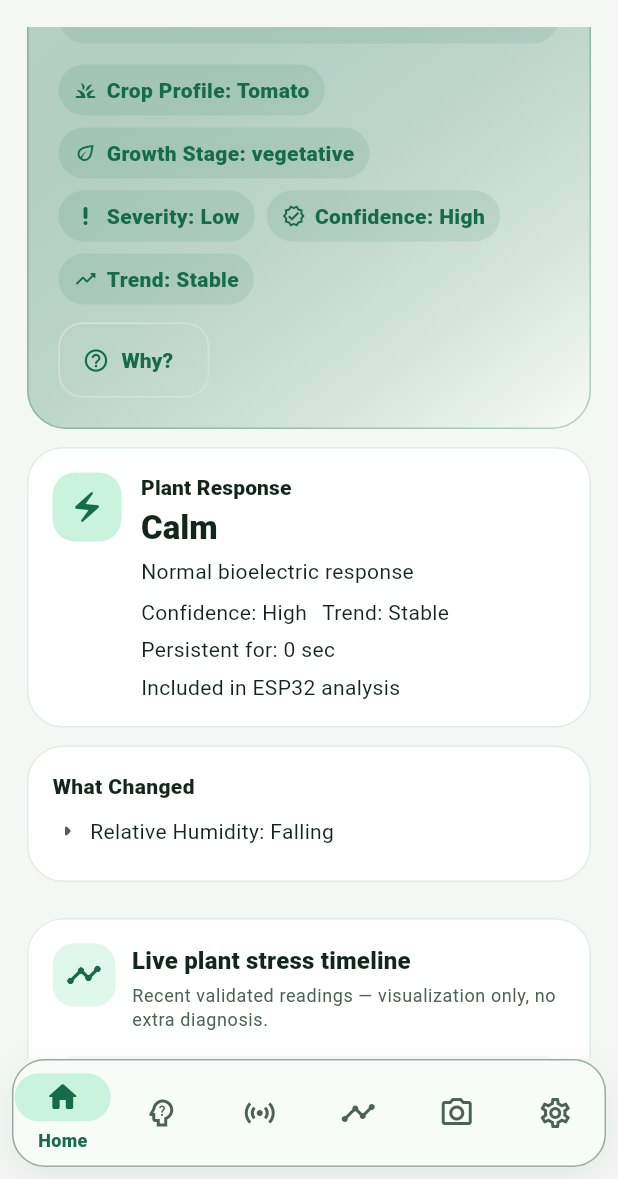
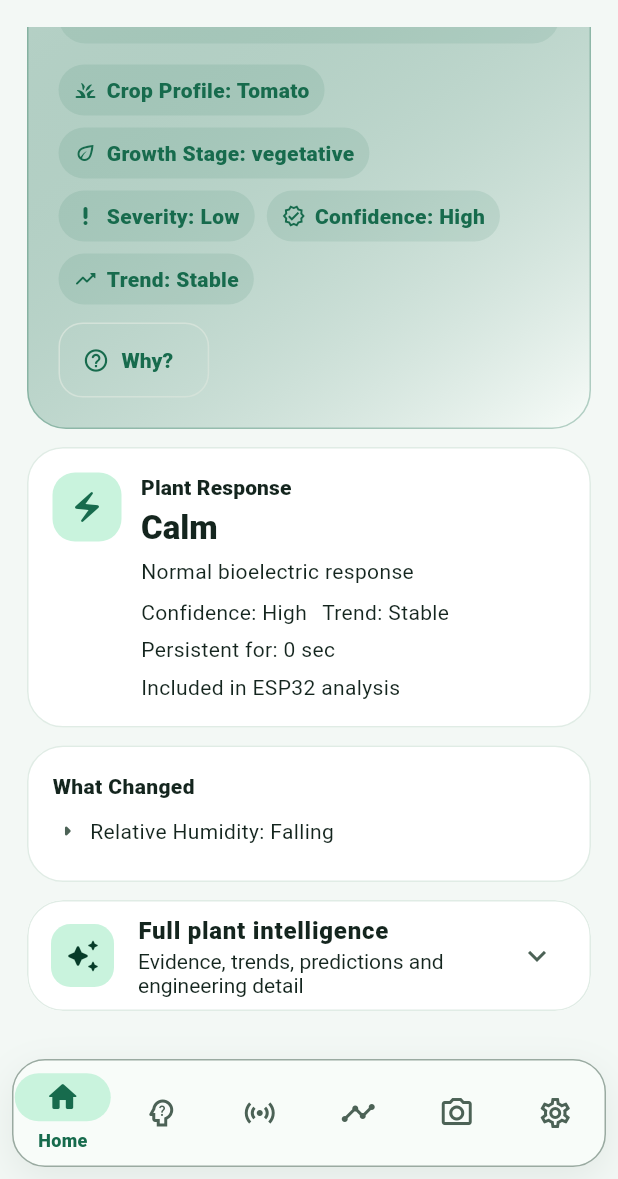
Before and after one commit to Harjeet8/VayPulse, a Flutter app: the screen it shows after launch, scrolled down 769 dp, on a phone screen of 412 x 824 dp, the part 57-1236 px from its top. Run offline on Flutter 3.47's test engine with Material 3 defaults, Android fonts, the phone set to English and light mode, and no system bars; our stand-ins replace fl_chart, flutter_tts, geolocator, image_picker, shared_preferences; network calls fail.

Commit message:
Simplify Home without removing intelligence

```diff
--- a/lib/screens/live_node_home_screen.dart
+++ b/lib/screens/live_node_home_screen.dart
@@ -157,8 +157,12 @@
               ],
               const SizedBox(height: 12),
               _WhatChangedCard(edge: edge),
+              if (edge?.degradedAnalysis == true || edge?.sensorFaults.isNotEmpty == true) ...[
+                const SizedBox(height: 12),
+                _CoverageCard(edge: edge!),
+              ],
               const SizedBox(height: 12),
-              CompetitionIntelligencePanels(
+              _AdvancedHomeIntelligence(
                 current: reading,
                 history: sensors.historyFor(reading.nodeId),
                 edge: edge,
@@ -166,19 +170,6 @@
                 live: live,
                 connectionStatus: sensors.connectionStatus,
               ),
-              const SizedBox(height: 12),
-              CalibreUpgradePanels(
-                current: reading,
-                history: sensors.historyFor(reading.nodeId),
-                edge: edge,
-                telemetry: telemetry,
-                live: live,
-                connectionStatus: sensors.connectionStatus,
-              ),
-              if (edge?.degradedAnalysis == true || edge?.sensorFaults.isNotEmpty == true) ...[
-                const SizedBox(height: 12),
-                _CoverageCard(edge: edge!),
-              ],
             ],
           ],
         ),
@@ -775,6 +766,86 @@
   }
 }
 
+class _AdvancedHomeIntelligence extends StatelessWidget {
+  final SensorReading current;
+  final List<SensorReading> history;
+  final EdgeIntelligence? edge;
+  final HardwareTelemetry? telemetry;
+  final bool live;
+  final SensorConnectionStatus connectionStatus;
+
+  const _AdvancedHomeIntelligence({
+    required this.current,
+    required this.history,
+    required this.edge,
+    required this.telemetry,
+    required this.live,
+    required this.connectionStatus,
+  });
+
+  @override
+  Widget build(BuildContext context) {
+    final colors = Theme.of(context).colorScheme;
+    return Card(
+      clipBehavior: Clip.antiAlias,
+      child: Theme(
+        data: Theme.of(context).copyWith(dividerColor: Colors.transparent),
+        child: ExpansionTile(
+          key: const PageStorageKey<String>('home-full-plant-intelligence'),
+          leading: Container(
+            width: 42,
+            height: 42,
+            decoration: BoxDecoration(
+              color: colors.primaryContainer,
+              borderRadius: BorderRadius.circular(13),
+            ),
+            child: Icon(
+              Icons.auto_awesome_rounded,
+              color: colors.onPrimaryContainer,
+            ),
+          ),
+          title: Text(
+            _competitionText(
+              context,
+              'Full plant intelligence',
+              'முழு தாவர நுண்ணறிவு',
+            ),
+            style: const TextStyle(fontWeight: FontWeight.w900),
+          ),
+          subtitle: Text(
+            _competitionText(
+              context,
+              'Evidence, trends, predictions and engineering detail',
+              'ஆதாரம், போக்குகள், கணிப்புகள் மற்றும் தொழில்நுட்ப விவரம்',
+            ),
+          ),
+          initiallyExpanded: false,
+          childrenPadding: const EdgeInsets.fromLTRB(12, 0, 12, 12),
+          children: [
+            CompetitionIntelligencePanels(
+              current: current,
+              history: history,
+              edge: edge,
+              telemetry: telemetry,
+              live: live,
+              connectionStatus: connectionStatus,
+            ),
+            const SizedBox(height: 12),
+            CalibreUpgradePanels(
+              current: current,
+              history: history,
+              edge: edge,
+              telemetry: telemetry,
+              live: live,
+              connectionStatus: connectionStatus,
+            ),
+          ],
+        ),
+      ),
+    );
+  }
+}
+
 class _RankedCause extends StatelessWidget {
   final String label;
   final String value;
```
